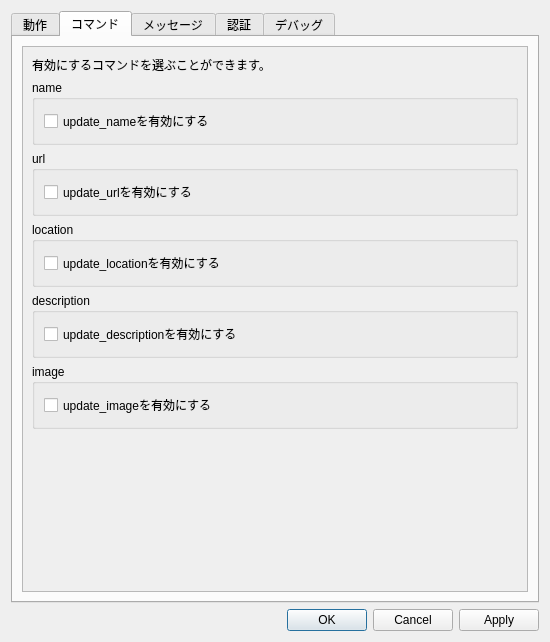
First picture: the form in preferencesdialog.ui, repository embicoin/update_name_Qt, before the edit.
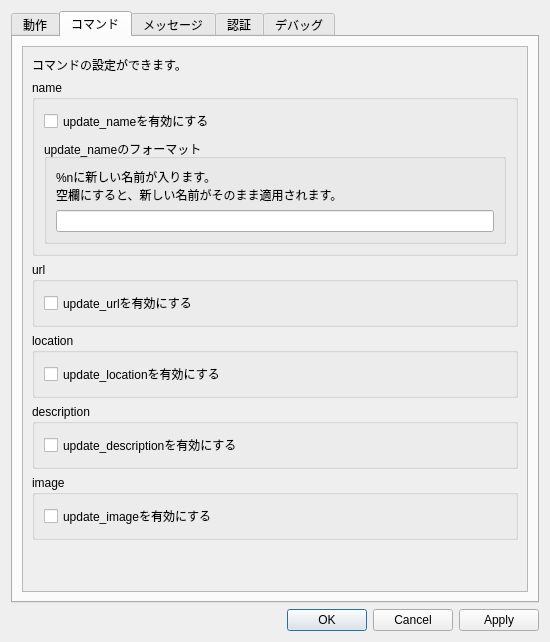
Second picture: the form after the edit. The open tabs and pages were chosen to show the change.

Commit message: 設定項目の追加

```diff
--- a/preferencesdialog.ui
+++ b/preferencesdialog.ui
@@ -110,7 +110,7 @@
            <item>
             <widget class="QLabel" name="label_13">
              <property name="text">
-              <string>有効にするコマンドを選ぶことができます。</string>
+              <string>コマンドの設定ができます。</string>
              </property>
             </widget>
            </item>
@@ -127,6 +127,26 @@
                 </property>
                </widget>
               </item>
+              <item>
+               <widget class="QGroupBox" name="groupBox_23">
+                <property name="title">
+                 <string>update_nameのフォーマット</string>
+                </property>
+                <layout class="QVBoxLayout" name="verticalLayout_36">
+                 <item>
+                  <widget class="QLabel" name="label_30">
+                   <property name="text">
+                    <string>%nに新しい名前が入ります。
+空欄にすると、新しい名前がそのまま適用されます。</string>
+                   </property>
+                  </widget>
+                 </item>
+                 <item>
+                  <widget class="QLineEdit" name="updateNameFormatLine"/>
+                 </item>
+                </layout>
+               </widget>
+              </item>
              </layout>
             </widget>
            </item>
```
Left out of the diff: 7 changed lines with no effect on the pictures. The commit also changes 3 other files.
